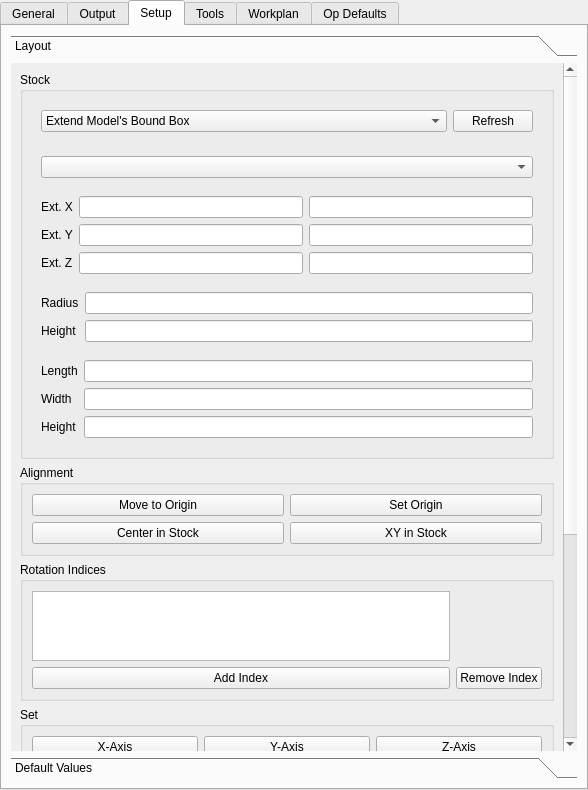
First picture: the form in src/Mod/Path/Gui/Resources/panels/PathEdit.ui, repository sliptonic/FreeCAD, before the edit.
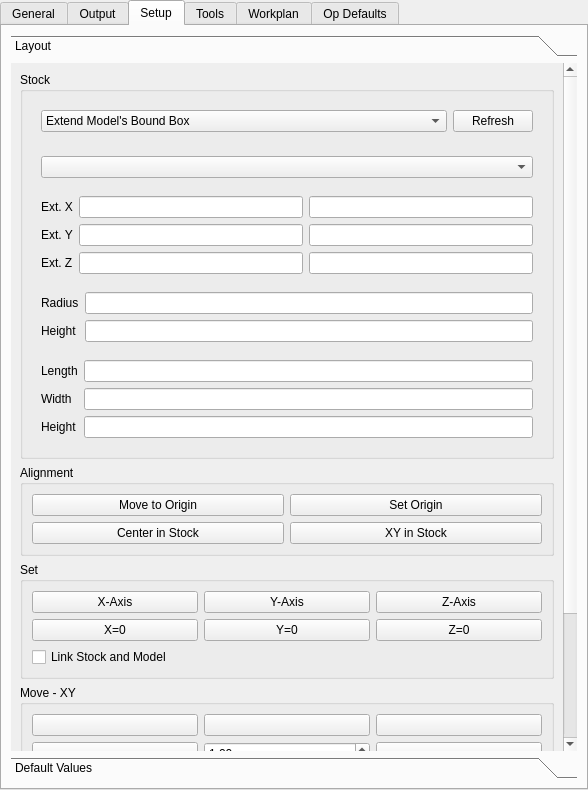
Second picture: the form after the edit. The open tabs and pages were chosen to show the change. Icons and pictures are not drawn. Custom widgets are drawn as their Qt base class.

```diff
--- a/src/Mod/Path/Gui/Resources/panels/PathEdit.ui
+++ b/src/Mod/Path/Gui/Resources/panels/PathEdit.ui
@@ -432,7 +432,7 @@
          <x>0</x>
          <y>0</y>
          <width>555</width>
-         <height>1084</height>
+         <height>941</height>
         </rect>
        </property>
        <attribute name="label">
@@ -670,36 +670,6 @@
           </layout>
          </widget>
         </item>
-        <item>
-         <widget class="QGroupBox" name="RotationGroup">
-          <property name="title">
-           <string>Rotation Indices</string>
-          </property>
-          <layout class="QGridLayout" name="gridLayout_7">
-           <item row="0" column="0">
-            <widget class="QListView" name="rotationIndexList">
-             <property name="selectionBehavior">
-              <enum>QAbstractItemView::SelectRows</enum>
-             </property>
-            </widget>
-           </item>
-           <item row="1" column="0">
-            <widget class="QPushButton" name="addRotationIndex">
-             <property name="text">
-              <string>Add Index</string>
-             </property>
-            </widget>
-           </item>
-           <item row="1" column="1">
-            <widget class="QPushButton" name="deleteRotationIndex">
-             <property name="text">
-              <string>Remove Index</string>
-             </property>
-            </widget>
-           </item>
-          </layout>
-         </widget>
-        </item>
         <item>
          <widget class="QGroupBox" name="modelSetGroup">
           <property name="title">
```
Left out of the diff: 4 changed lines with no effect on the pictures.
